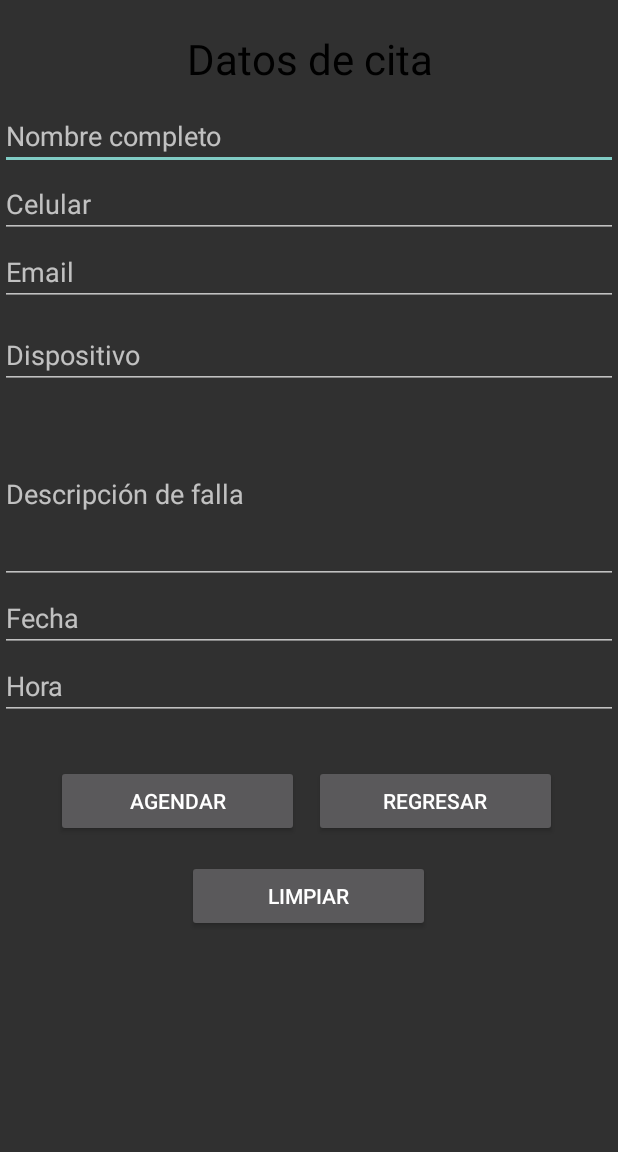
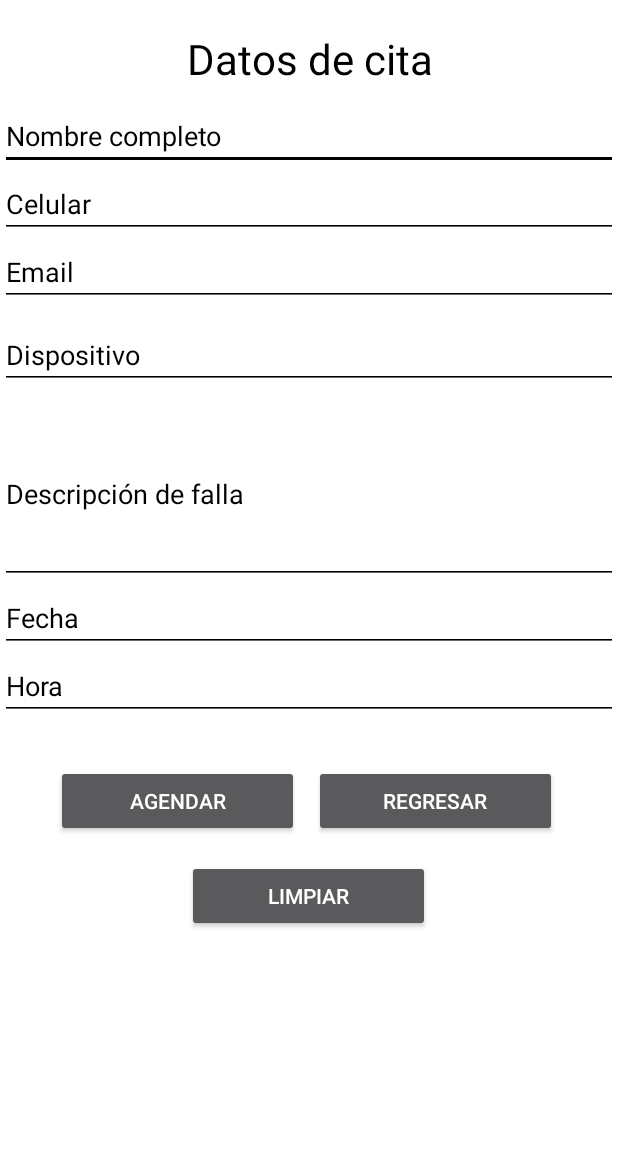
Before and after one commit to danielS2001/App-Hospital-Celular, an Android app: the AgendarActivity screen opened directly, with no data from a screen before it, on a phone screen of 412 x 824 dp, the part 84-1236 px from its top. Run offline under Robolectric (Android 15) with nearby library versions, the phone set to English and light mode, and no system bars; our stand-ins replace Volley; network calls fail.

Commit message:
Cambios en diseño
Colors

```diff
--- a/app/src/main/AndroidManifest.xml
+++ b/app/src/main/AndroidManifest.xml
@@ -17,7 +17,7 @@
         android:theme="@style/Theme.AppCompat.NoActionBar"
         tools:targetApi="31">
         <activity
-            android:name=".LoginActivity"
+            android:name=".MainActivity"
             android:exported="true">
         <intent-filter>
             <action android:name="android.intent.action.MAIN" />
@@ -32,7 +32,7 @@
             android:name=".CitasActivity"
             android:exported="true" />
         <activity
-            android:name=".MainActivity"
+            android:name=".LoginActivity"
             android:exported="true">
         </activity>
     </application>
--- a/app/src/main/res/layout/activity_agendar.xml
+++ b/app/src/main/res/layout/activity_agendar.xml
@@ -4,14 +4,16 @@
     xmlns:tools="http://schemas.android.com/tools"
     android:layout_width="match_parent"
     android:layout_height="match_parent"
-    tools:context=".AgendarActivity"
-    android:background="#0000">
+    android:background="#FFFFFF"
+    android:backgroundTint="#FFFFFF"
+    tools:context=".AgendarActivity">
 
     <LinearLayout
         android:layout_width="match_parent"
         android:layout_height="wrap_content"
-        android:orientation="vertical"
-        android:gravity="center">
+        android:background="#FFFFFF"
+        android:gravity="center"
+        android:orientation="vertical">
 
         <androidx.appcompat.widget.Toolbar
             android:id="@+id/toolbar"
@@ -28,83 +30,99 @@
             app:titleTextColor="@android:color/background_light" />
 
         <TextView
+            android:id="@+id/lblTitulo"
             android:layout_width="match_parent"
             android:layout_height="wrap_content"
-            android:textSize="28dp"
+            android:layout_marginTop="20dp"
+            android:gravity="center"
             android:text="Datos de cita"
             android:textColor="@color/black"
-            android:gravity="center"
-            android:layout_marginTop="20dp"
-            android:id="@+id/lblTitulo"></TextView>
+            android:textSize="28dp"></TextView>
 
         <EditText
-            android:layout_marginTop="10dp"
+            android:id="@+id/txtNombre"
             android:layout_width="match_parent"
             android:layout_height="wrap_content"
+            android:layout_marginTop="10dp"
+            android:backgroundTint="#000000"
             android:hint="Nombre completo"
-            android:id="@+id/txtNombre">
-        </EditText>
+            android:textColorHint="@color/black"
+            android:textColor="@color/black"></EditText>
 
         <EditText
             android:id="@+id/txtCelular"
             android:layout_width="match_parent"
             android:layout_height="wrap_content"
+            android:backgroundTint="#000000"
             android:ems="10"
             android:hint="Celular"
-            android:inputType="phone" />
+            android:inputType="phone"
+            android:textColorHint="@color/black"
+            android:textColor="@color/black"/>
 
         <EditText
             android:id="@+id/txtEmail"
             android:layout_width="match_parent"
             android:layout_height="wrap_content"
+            android:backgroundTint="#000000"
             android:ems="10"
             android:hint="Email"
-            android:inputType="textEmailAddress" />
+            android:inputType="textEmailAddress"
+            android:textColorHint="@color/black"
+            android:textColor="@color/black"/>
 
         <EditText
-            android:layout_marginTop="10dp"
+            android:id="@+id/txtDispositivo"
             android:layout_width="match_parent"
             android:layout_height="wrap_content"
+            android:layout_marginTop="10dp"
+            android:backgroundTint="#000000"
             android:hint="Dispositivo"
-            android:id="@+id/txtDispositivo">
-        </EditText>
+            android:textColorHint="@color/black"
+            android:textColor="@color/black"></EditText>
 
         <EditText
             android:id="@+id/txtFalla"
             android:layout_width="match_parent"
             android:layout_height="120dp"
             android:layout_marginTop="10dp"
-            android:hint="Descripción de falla">
-        </EditText>
+            android:backgroundTint="#000000"
+            android:hint="Descripción de falla"
+            android:textColorHint="@color/black"
+            android:textColor="@color/black"></EditText>
 
         <EditText
+            android:id="@+id/txtDate"
             android:layout_width="match_parent"
             android:layout_height="match_parent"
+            android:backgroundTint="#000000"
+            android:hint="Fecha"
             android:inputType="date"
-            android:hint="Fecha"
-            android:id="@+id/txtDate">
-        </EditText>
+            android:textColorHint="@color/black"
+            android:textColor="@color/black"></EditText>
 
         <EditText
+            android:id="@+id/txtHora"
             android:layout_width="match_parent"
             android:layout_height="match_parent"
+            android:backgroundTint="#000000"
+            android:hint="Hora"
             android:inputType="time"
-            android:hint="Hora"
-            android:id="@+id/txtHora">
-        </EditText>
+            android:textColorHint="@color/black"
+            android:textColor="@color/black"></EditText>
 
         <LinearLayout
             android:layout_width="match_parent"
             android:layout_height="wrap_content"
-            android:orientation="horizontal"
-            android:layout_gravity="center">
+            android:layout_gravity="center"
+            android:orientation="horizontal">
 
             <Button
+                android:id="@+id/btnAgendar"
                 android:layout_width="162dp"
                 android:layout_height="wrap_content"
+                android:layout_marginLeft="37dp"
                 android:layout_marginTop="30dp"
-                android:id="@+id/btnAgendar"
-                android:layout_marginLeft="37dp"
                 android:layout_marginRight="10dp"
                 android:text="Agendar"></Button>
 
--- a/app/src/main/res/layout/activity_citas.xml
+++ b/app/src/main/res/layout/activity_citas.xml
@@ -30,14 +30,14 @@
         android:padding="20dp">
 
         <TextView
+            android:id="@+id/lblTitulo"
             android:layout_width="match_parent"
             android:layout_height="wrap_content"
-            android:textSize="20dp"
+            android:gravity="center"
+            android:paddingTop="10dp"
             android:text="Citas"
             android:textColor="@color/black"
-            android:gravity="center"
-            android:paddingTop="10dp"
-            android:id="@+id/lblTitulo"></TextView>
+            android:textSize="20dp"></TextView>
 
             <ListView
                 android:id="@android:id/list"
--- a/app/src/main/res/mipmap-anydpi-v26/logo.xml
+++ b/app/src/main/res/mipmap-anydpi-v26/logo.xml
@@ -1,5 +1,5 @@
 <?xml version="1.0" encoding="utf-8"?>
 <adaptive-icon xmlns:android="http://schemas.android.com/apk/res/android">
-    <background android:drawable="@drawable/logo_background"/>
+    <background android:drawable="@color/white"/>
     <foreground android:drawable="@mipmap/logo_foreground"/>
 </adaptive-icon>
```
